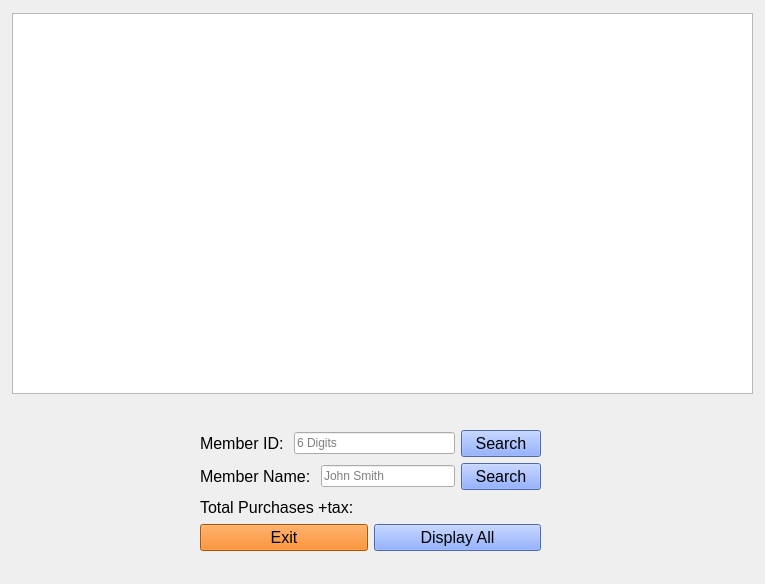
First picture: the form in memberpurchases.ui, repository max9001/Bulk-Club-Project, before the edit.
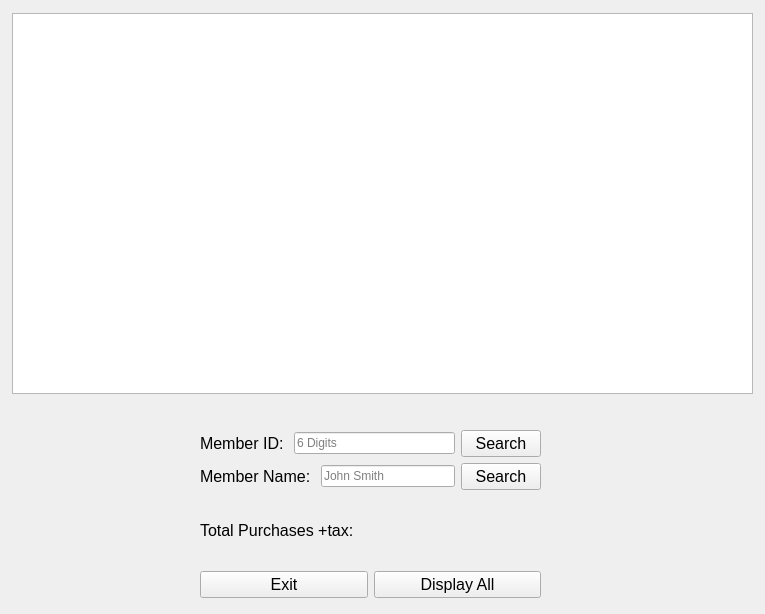
Second picture: the form after the edit.

What changed in the file:
```diff
--- a/memberpurchases.ui
+++ b/memberpurchases.ui
@@ -7,7 +7,7 @@
     <x>0</x>
     <y>0</y>
     <width>765</width>
-    <height>584</height>
+    <height>614</height>
    </rect>
   </property>
   <property name="windowTitle">
@@ -23,13 +23,13 @@
     </rect>
    </property>
   </widget>
-  <widget class="QWidget" name="">
+  <widget class="QWidget" name="layoutWidget">
    <property name="geometry">
     <rect>
      <x>200</x>
      <y>430</y>
      <width>341</width>
-     <height>121</height>
+     <height>168</height>
     </rect>
    </property>
    <layout class="QVBoxLayout" name="verticalLayout">
@@ -62,7 +62,7 @@
          </font>
         </property>
         <property name="styleSheet">
-         <string notr="true">background-color: rgb(105, 146, 255)</string>
+         <string notr="true"/>
         </property>
         <property name="text">
          <string>Search</string>
@@ -100,7 +100,7 @@
          </font>
         </property>
         <property name="styleSheet">
-         <string notr="true">background-color: rgb(105, 146, 255)</string>
+         <string notr="true"/>
         </property>
         <property name="text">
          <string>Search</string>
@@ -139,7 +139,7 @@
          </font>
         </property>
         <property name="styleSheet">
-         <string notr="true">background-color: rgb(241, 115, 0)</string>
+         <string notr="true"/>
         </property>
         <property name="text">
          <string>Exit</string>
@@ -154,7 +154,7 @@
          </font>
         </property>
         <property name="styleSheet">
-         <string notr="true">background-color: rgb(105, 146, 255)</string>
+         <string notr="true"/>
         </property>
         <property name="text">
          <string>Display All</string>
```
